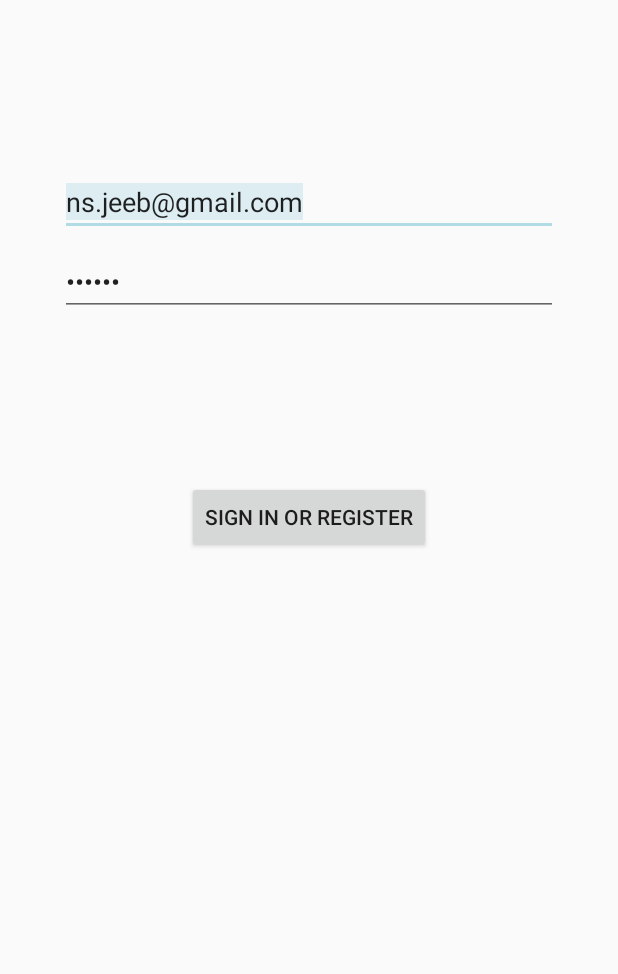
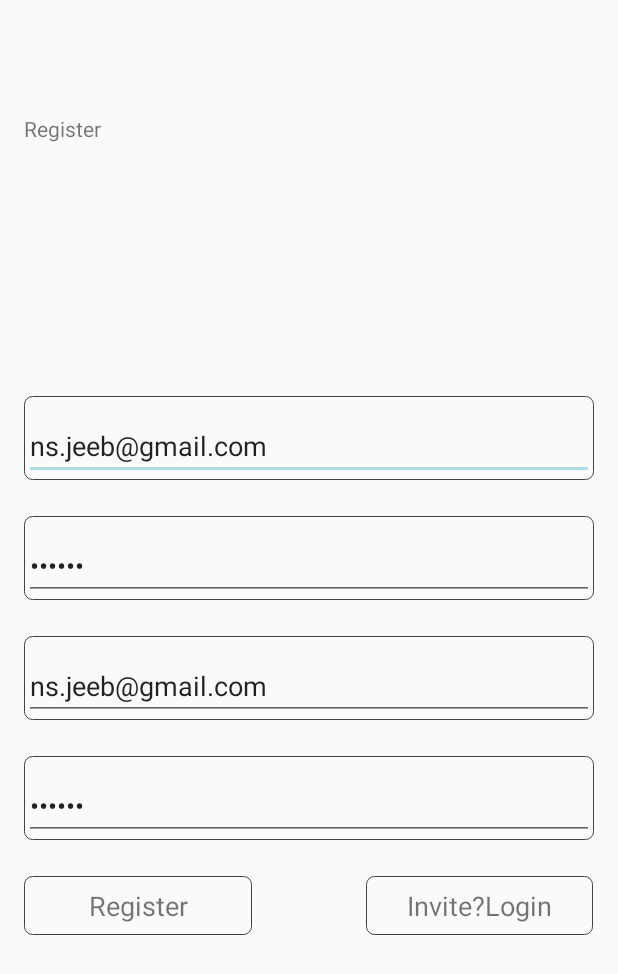
Before and after one commit to ns-jeeb/shingrani_community_app, an Android app: the screen it shows after launch (LoginActivity before the commit, RegistrationActivity after it), on a phone screen of 412 x 824 dp. Shown: the top 974 px of the screen. Run offline under Robolectric (Android 15) with nearby library versions, the phone set to English and light mode, and no system bars; our stand-ins replace Dagger/Hilt's generated code, data binding.

Commit message:
registration layout

```diff
--- a/app/src/main/AndroidManifest.xml
+++ b/app/src/main/AndroidManifest.xml
@@ -14,7 +14,7 @@
         tools:ignore="GoogleAppIndexingWarning">
         <activity android:name=".dashboard.DashBoardViewPagerActivity" />
         <activity android:name=".events.CreateEventActivity" />
-        <activity android:name=".authenticate.ui.login.LoginActivity">
+        <activity android:name=".authenticate.ui.login.RegistrationActivity">
             <intent-filter>
                 <action android:name="android.intent.action.MAIN" />
 
@@ -22,6 +22,7 @@
             </intent-filter>
         </activity>
         <activity android:name=".MainActivity" />
+        <activity android:name=".authenticate.ui.login.LoginActivity" />
     </application>
 
     <uses-permission android:name="android.permission.INTERNET" />
--- a/app/src/main/java/com/locked/shingranicommunity/authenticate/LoginEvent.kt
+++ b/app/src/main/java/com/locked/shingranicommunity/authenticate/LoginEvent.kt
@@ -1,9 +1,7 @@
 package com.locked.shingranicommunity.authenticate
 
-import com.locked.shingranicommunity.tutorials.User
-
 interface LoginEvent {
-    fun onLoginSuccess(user : User, isLogin: Boolean)
+    fun onLoginSuccess(): Boolean
     fun onLoginFailed(error : Result<Any>)
 
 }
--- a/app/src/main/java/com/locked/shingranicommunity/authenticate/data/LoginDataSource.kt
+++ b/app/src/main/java/com/locked/shingranicommunity/authenticate/data/LoginDataSource.kt
@@ -27,8 +27,7 @@ import java.io.IOException
                     data?.forEach {
                         println(it)
                         fakeUser = LoggedInUser(data.get(0),it.token)
-                        loginEvent.onLoginSuccess(data.get(0),true)
-
+                        loginEvent.onLoginSuccess()
                     }
                 }
             }else{
--- a/app/src/main/java/com/locked/shingranicommunity/authenticate/ui/login/LoginViewModel.kt
+++ b/app/src/main/java/com/locked/shingranicommunity/authenticate/ui/login/LoginViewModel.kt
@@ -17,7 +17,7 @@ import com.locked.shingranicommunity.tutorials.UserDatabase
 import javax.inject.Inject
 
 class LoginViewModel @Inject constructor(private val loginRepository: LoginRepository) : ViewModel(),LoginEvent{
-    override fun onLoginSuccess(user: User, isLogin: Boolean) {
+    override fun onLoginSuccess():Boolean {
         TODO("not implemented") //To change body of created functions use File | Settings | File Templates.
     }
 
--- /dev/null
+++ b/app/src/main/java/com/locked/shingranicommunity/authenticate/ui/login/RegisterationViewModel.kt
@@ -0,0 +1,7 @@
+package com.locked.shingranicommunity.authenticate.ui.login
+
+import androidx.lifecycle.ViewModel
+
+class RegisterationViewModel : ViewModel() {
+    // TODO: Implement the ViewModel
+}
--- /dev/null
+++ b/app/src/main/java/com/locked/shingranicommunity/authenticate/ui/login/RegistrationActivity.kt
@@ -0,0 +1,40 @@
+package com.locked.shingranicommunity.authenticate.ui.login
+
+import android.content.Intent
+import androidx.lifecycle.ViewModelProviders
+import android.os.Bundle
+import android.os.PersistableBundle
+import android.view.View
+import androidx.appcompat.app.AppCompatActivity
+import androidx.databinding.DataBindingUtil
+
+import com.locked.shingranicommunity.R
+import com.locked.shingranicommunity.databinding.RegisterationActivityBinding
+
+class RegistrationActivity : AppCompatActivity(),View.OnClickListener {
+    override fun onClick(v: View?) {
+        var intent: Intent = Intent(this, LoginActivity::class.java)
+        intent.addFlags(Intent.FLAG_ACTIVITY_NEW_TASK)
+        startActivity(intent)
+        this.finish()
+    }
+
+    companion object {
+        fun newInstance() = RegistrationActivity()
+    }
+
+    private lateinit var viewModel: RegisterationViewModel
+    private lateinit var  mBinding: RegisterationActivityBinding
+
+    override fun onCreate(savedInstanceState: Bundle?) {
+        super.onCreate(savedInstanceState)
+        mBinding = DataBindingUtil.setContentView(this,R.layout.registeration_activity)
+        mBinding.btnJoiningPermission.setOnClickListener(this)
+    }
+
+    override fun onStart() {
+        super.onStart()
+        viewModel = ViewModelProviders.of(this).get(RegisterationViewModel::class.java)
+    }
+
+}
--- a/app/src/main/java/com/locked/shingranicommunity/dashboard/DashBoardViewPagerActivity.kt
+++ b/app/src/main/java/com/locked/shingranicommunity/dashboard/DashBoardViewPagerActivity.kt
@@ -26,6 +26,7 @@ class DashBoardViewPagerActivity : AppCompatActivity(), EventFragment.OnEventFra
         mBinding = DataBindingUtil.setContentView(this,R.layout.activity_dash_borad_view_pager)
         initViews()
         setpuViewPager()
+        mBinding.txtAnnouncement.text = intent.getStringExtra("USER_NAME")
 
     }
 
--- a/app/src/main/res/layout/activity_login.xml
+++ b/app/src/main/res/layout/activity_login.xml
@@ -14,53 +14,96 @@
         tools:context=".authenticate.ui.login.LoginActivity">
 
 
-        <EditText
-            android:id="@+id/username"
+            <TextView
+                android:layout_width="match_parent"
+                android:layout_height="0dp"
+                app:layout_constraintHeight_percent="0.1"
+                app:layout_constraintStart_toStartOf="parent"
+                app:layout_constraintTop_toTopOf="parent"
+                android:id="@+id/txt_user_name"
+                android:gravity="bottom"
+                android:text="Login"/>
+            <LinearLayout
+                android:id="@+id/login_form"
+
+                android:layout_width="match_parent"
+                android:layout_height="wrap_content"
+                android:orientation="vertical"
+                app:layout_constraintBottom_toBottomOf="parent"
+                app:layout_constraintTop_toTopOf="parent">
+
+                <com.google.android.material.textfield.TextInputLayout
+                    android:layout_width="match_parent"
+                    android:layout_height="wrap_content"
+                    android:layout_marginBottom="@dimen/header_1"
+                    android:background="@drawable/auth_fields_bg">
+
+                    <AutoCompleteTextView
+                        android:id="@+id/login_email"
+                        android:layout_width="match_parent"
+                        android:layout_height="wrap_content"
+                        android:text="ns.jeeb@gmail.com"
+                        android:inputType="textEmailAddress"
+                        android:maxLines="1"
+                        android:singleLine="true"
+                        android:textSize="18sp" />
+
+                </com.google.android.material.textfield.TextInputLayout>
+
+                <com.google.android.material.textfield.TextInputLayout
+                    android:layout_width="match_parent"
+                    android:layout_height="wrap_content"
+                    android:background="@drawable/auth_fields_bg">
+
+                    <AutoCompleteTextView
+                        android:id="@+id/login_password"
+                        android:layout_width="match_parent"
+                        android:layout_height="wrap_content"
+                        android:text="abc123"
+                        android:imeActionId="6"
+                        android:imeActionLabel="@string/registration_user"
+                        android:imeOptions="actionUnspecified"
+                        android:inputType="textPassword"
+                        android:maxLines="1"
+                        android:singleLine="true" />
+
+                </com.google.android.material.textfield.TextInputLayout>
+
+            </LinearLayout>
+
+            <LinearLayout
+                android:layout_width="match_parent"
+                android:layout_height="40dp"
+                android:orientation="horizontal"
+                android:layout_marginTop="@dimen/header_1"
+                android:weightSum="1"
+                app:layout_constraintTop_toBottomOf="@+id/login_form">
+
+                <TextView
                     android:layout_width="0dp"
-            android:layout_height="wrap_content"
-            android:layout_marginStart="24dp"
-            android:layout_marginTop="96dp"
-            android:layout_marginEnd="24dp"
-            android:text="ns.jeeb@gmail.com"
-            android:hint="@string/prompt_email"
-            android:inputType="textEmailAddress"
-            android:selectAllOnFocus="true"
-            app:layout_constraintEnd_toEndOf="parent"
-            app:layout_constraintStart_toStartOf="parent"
-            app:layout_constraintTop_toTopOf="parent" />
+                    android:layout_height="match_parent"
+                    android:id="@+id/btn_login"
+                    android:background="@drawable/auth_fields_bg"
+                    android:textSize="18sp"
+                    android:layout_weight="0.4"
+                    android:gravity="center"
+                    android:text="Login"/>
+                <View
+                    android:layout_width="0dp"
+                    android:layout_weight="0.2"
+                    android:layout_height="2dp"/>
 
-        <EditText
-            android:id="@+id/password"
+                <TextView
                     android:layout_width="0dp"
-            android:layout_height="wrap_content"
-            android:layout_marginStart="24dp"
-            android:layout_marginTop="8dp"
-            android:layout_marginEnd="24dp"
-            android:text="abc123"
-            android:hint="@string/prompt_password"
-            android:imeActionLabel="@string/action_sign_in_short"
-            android:imeOptions="actionDone"
-            android:inputType="textPassword"
-            android:selectAllOnFocus="true"
-            app:layout_constraintEnd_toEndOf="parent"
-            app:layout_constraintStart_toStartOf="parent"
-            app:layout_constraintTop_toBottomOf="@+id/username" />
+                    android:layout_height="match_parent"
+                    android:id="@+id/btn_joining_permission"
+                    android:textSize="18sp"
+                    android:gravity="center"
+                    android:background="@drawable/auth_fields_bg"
+                    android:layout_weight="0.4"
+                    android:text="Invite?"/>
 
-        <Button
-            android:id="@+id/login"
-            android:layout_width="wrap_content"
-            android:layout_height="wrap_content"
-            android:layout_gravity="start"
-            android:layout_marginStart="48dp"
-            android:layout_marginTop="16dp"
-            android:layout_marginEnd="48dp"
-            android:layout_marginBottom="64dp"
-            android:text="@string/action_sign_in"
-            app:layout_constraintBottom_toBottomOf="parent"
-            app:layout_constraintEnd_toEndOf="parent"
-            app:layout_constraintStart_toStartOf="parent"
-            app:layout_constraintTop_toBottomOf="@+id/password"
-            app:layout_constraintVertical_bias="0.2" />
+            </LinearLayout>
 
             <ProgressBar
                 android:id="@+id/loading"
@@ -73,9 +116,14 @@
                 android:layout_marginBottom="64dp"
                 android:visibility="gone"
                 app:layout_constraintBottom_toBottomOf="parent"
-            app:layout_constraintEnd_toEndOf="@+id/password"
-            app:layout_constraintStart_toStartOf="@+id/password"
-            app:layout_constraintTop_toTopOf="parent"
-            app:layout_constraintVertical_bias="0.3" />
+                app:layout_constraintStart_toStartOf="parent"
+                app:layout_constraintEnd_toEndOf="parent"
+                app:layout_constraintTop_toTopOf="parent"/>
+
     </androidx.constraintlayout.widget.ConstraintLayout>
+
+
+
+
+
 </layout>
--- /dev/null
+++ b/app/src/main/res/layout/registeration_activity.xml
@@ -0,0 +1,166 @@
+<?xml version="1.0" encoding="utf-8"?>
+
+<layout xmlns:android="http://schemas.android.com/apk/res/android"
+    xmlns:app="http://schemas.android.com/apk/res-auto"
+    xmlns:tools="http://schemas.android.com/tools">
+
+    <androidx.constraintlayout.widget.ConstraintLayout
+        android:id="@+id/container"
+        android:layout_width="match_parent"
+        android:layout_height="match_parent"
+        android:paddingLeft="@dimen/activity_horizontal_margin"
+        android:paddingTop="@dimen/activity_vertical_margin"
+        android:paddingRight="@dimen/activity_horizontal_margin"
+        android:paddingBottom="@dimen/activity_vertical_margin"
+        tools:context=".authenticate.ui.login.RegistrationActivity">
+
+
+        <TextView
+            android:layout_width="match_parent"
+            android:layout_height="0dp"
+            app:layout_constraintHeight_percent="0.1"
+            app:layout_constraintStart_toStartOf="parent"
+            app:layout_constraintTop_toTopOf="parent"
+            android:id="@+id/txt_register_name"
+            android:gravity="bottom"
+            android:text="Register"/>
+
+        <LinearLayout
+            android:id="@+id/register_form"
+            android:layout_width="match_parent"
+            android:layout_height="wrap_content"
+            android:orientation="vertical"
+            app:layout_constraintBottom_toBottomOf="parent"
+            app:layout_constraintTop_toTopOf="parent">
+
+            <com.google.android.material.textfield.TextInputLayout
+                android:layout_width="match_parent"
+                android:layout_height="wrap_content"
+                android:layout_marginBottom="@dimen/header_1"
+                android:background="@drawable/auth_fields_bg">
+
+                <AutoCompleteTextView
+                    android:id="@+id/register_name"
+                    android:layout_width="match_parent"
+                    android:layout_height="wrap_content"
+                    android:text="ns.jeeb@gmail.com"
+                    android:inputType="textEmailAddress"
+                    android:maxLines="1"
+                    android:singleLine="true"
+                    android:textSize="18sp" />
+
+            </com.google.android.material.textfield.TextInputLayout>
+
+            <com.google.android.material.textfield.TextInputLayout
+                android:layout_width="match_parent"
+                android:layout_height="wrap_content"
+                android:layout_marginBottom="@dimen/header_1"
+                android:background="@drawable/auth_fields_bg">
+
+                <AutoCompleteTextView
+                    android:id="@+id/register_email"
+                    android:layout_width="match_parent"
+                    android:layout_height="wrap_content"
+                    android:text="abc123"
+                    android:imeActionId="6"
+                    android:imeActionLabel="@string/registration_user"
+                    android:imeOptions="actionUnspecified"
+                    android:inputType="textPassword"
+                    android:maxLines="1"
+                    android:singleLine="true" />
+
+            </com.google.android.material.textfield.TextInputLayout>
+
+            <com.google.android.material.textfield.TextInputLayout
+                android:layout_width="match_parent"
+                android:layout_height="wrap_content"
+                android:layout_marginBottom="@dimen/header_1"
+                android:background="@drawable/auth_fields_bg">
+
+                <AutoCompleteTextView
+                    android:id="@+id/register_password"
+                    android:layout_width="match_parent"
+                    android:layout_height="wrap_content"
+                    android:text="ns.jeeb@gmail.com"
+                    android:inputType="textEmailAddress"
+                    android:maxLines="1"
+                    android:singleLine="true"
+                    android:textSize="18sp" />
+
+            </com.google.android.material.textfield.TextInputLayout>
+
+            <com.google.android.material.textfield.TextInputLayout
+                android:layout_width="match_parent"
+                android:layout_height="wrap_content"
+                android:background="@drawable/auth_fields_bg">
+
+                <AutoCompleteTextView
+                    android:id="@+id/register_password_conform"
+                    android:layout_width="match_parent"
+                    android:layout_height="wrap_content"
+                    android:text="abc123"
+                    android:imeActionId="6"
+                    android:imeActionLabel="@string/registration_user"
+                    android:imeOptions="actionUnspecified"
+                    android:inputType="textPassword"
+                    android:maxLines="1"
+                    android:singleLine="true" />
+
+            </com.google.android.material.textfield.TextInputLayout>
+
+        </LinearLayout>
+
+        <LinearLayout
+            android:layout_width="match_parent"
+            android:layout_height="0dp"
+            android:orientation="horizontal"
+            app:layout_constraintHeight_percent="0.05"
+            android:layout_marginTop="@dimen/header_1"
+            android:weightSum="1"
+            app:layout_constraintTop_toBottomOf="@+id/register_form">
+
+            <TextView
+                android:layout_width="0dp"
+                android:layout_height="match_parent"
+                android:id="@+id/btn_register"
+                android:background="@drawable/auth_fields_bg"
+                android:textSize="18sp"
+                android:layout_weight="0.4"
+                android:gravity="center"
+                android:text="Register"/>
+            <View
+                android:layout_width="0dp"
+                android:layout_weight="0.2"
+                android:layout_height="2dp"/>
+
+            <TextView
+                android:layout_width="0dp"
+                android:layout_height="match_parent"
+                android:id="@+id/btn_joining_permission"
+                android:textSize="18sp"
+                android:gravity="center"
+                android:background="@drawable/auth_fields_bg"
+                android:layout_weight="0.4"
+                android:text="Invite?Login"/>
+
+        </LinearLayout>
+
+        <ProgressBar
+            android:id="@+id/loading"
+            android:layout_width="wrap_content"
+            android:layout_height="wrap_content"
+            android:layout_gravity="center"
+            android:layout_marginStart="32dp"
+            android:layout_marginTop="64dp"
+            android:layout_marginEnd="32dp"
+            android:layout_marginBottom="64dp"
+            android:visibility="gone"
+            app:layout_constraintBottom_toBottomOf="parent"
+            app:layout_constraintStart_toStartOf="parent"
+            app:layout_constraintEnd_toEndOf="parent"
+            app:layout_constraintTop_toTopOf="parent"/>
+
+    </androidx.constraintlayout.widget.ConstraintLayout>
+
+
+</layout>
```
Also changed, not shown: app/src/main/java/com/locked/shingranicommunity/LockedApiServiceInterface.kt (+4 -3 lines), app/src/main/java/com/locked/shingranicommunity/authenticate/ui/login/LoginActivity.kt (+31 -43 lines), app/src/main/res/drawable-hdpi/auth_fields_bg.xml (renamed from app/src/main/res/drawable-hdpi/login_fields_bg.xml). Lines whose indentation alone changed are shown as unchanged.
